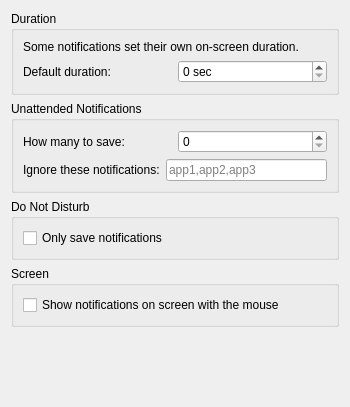
This is config/advancedsettings.ui in lxqt/lxqt-notificationd as Qt 5 draws it before an edit. The edited form follows.
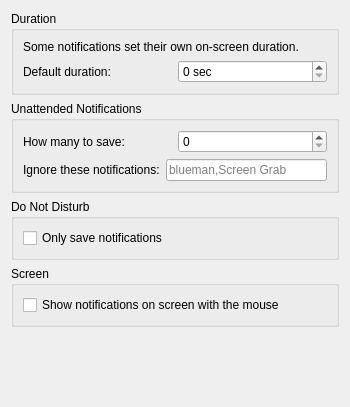
This is the edited form.

Commit message: change blacklist placeholder to example

Patch:
```diff
--- a/config/advancedsettings.ui
+++ b/config/advancedsettings.ui
@@ -49,7 +49,7 @@
            <string>Use the top of the notification as shown.</string>
           </property>
           <property name="placeholderText">
-           <string>app1,app2,app3</string>
+           <string>blueman,Screen Grab</string>
           </property>
           <property name="clearButtonEnabled">
            <bool>true</bool>
```
